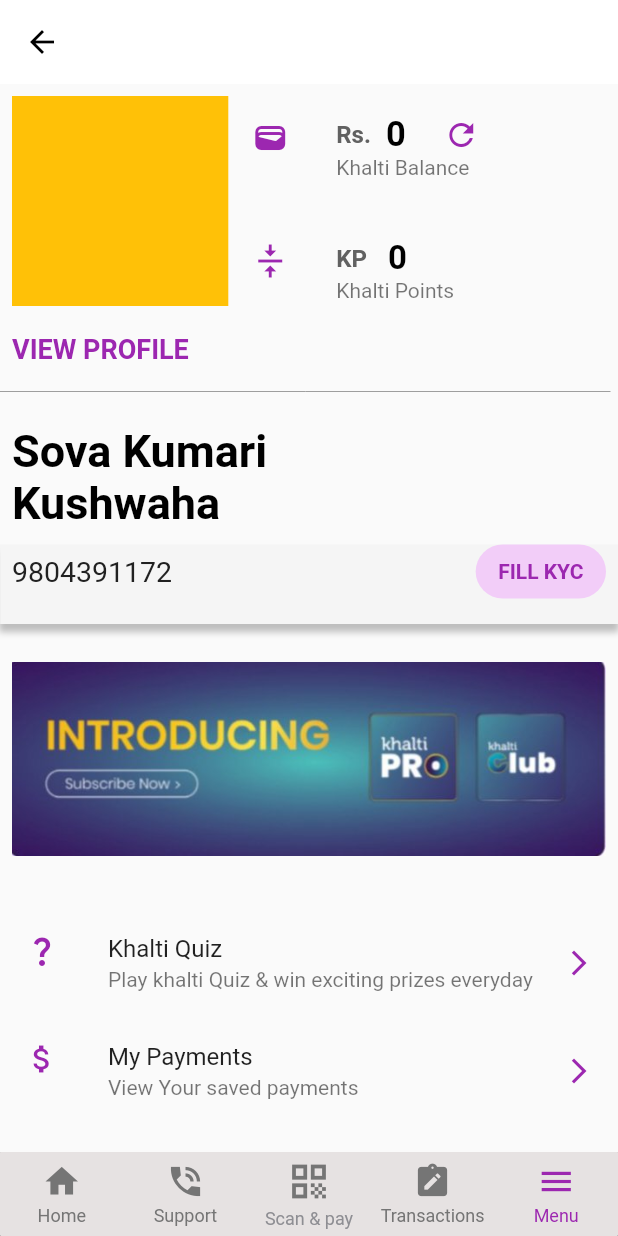
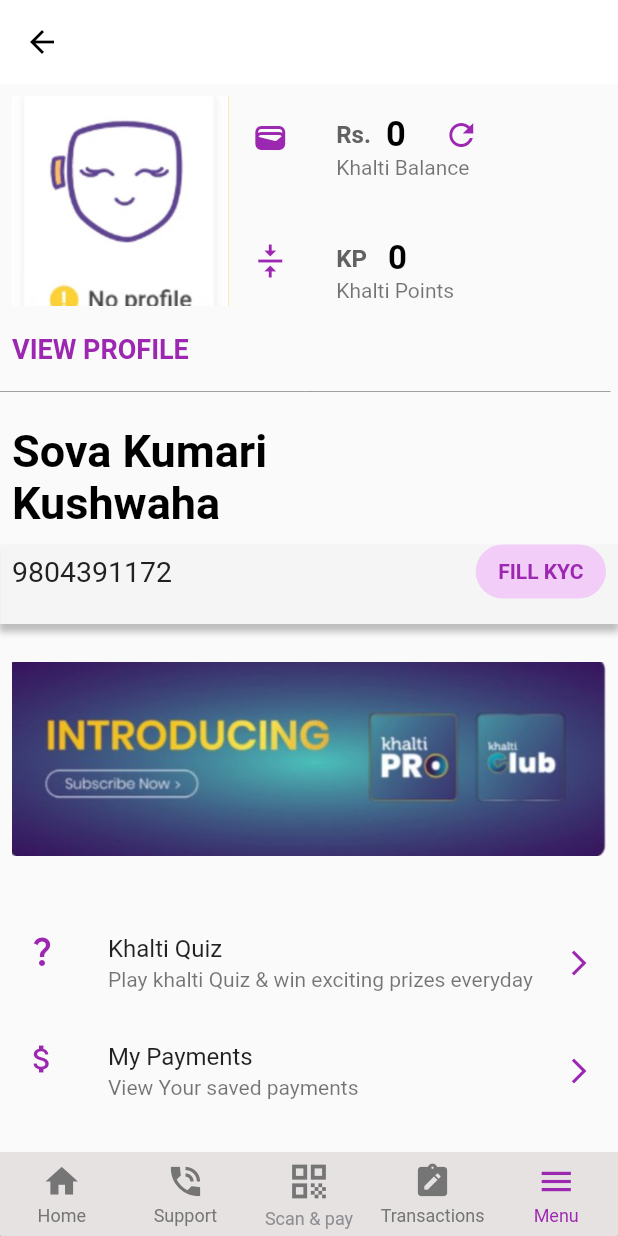
Before and after one commit to sovaamahato/Khalti-clone, a Flutter app: the screen it shows after launch, item 5 of the bottom bar chosen, on a phone screen of 412 x 824 dp. Run offline on Flutter 3.47's test engine with Material 2 defaults, Android fonts, the phone set to English and light mode, and no system bars; drawn by our look-alikes of persistent_bottom_nav_bar; our stand-ins replace carousel_slider; network calls fail.

Commit message:
no profile replacement pic added in menu page

```diff
--- a/lib/Pages/add_money_page.dart
+++ b/lib/Pages/add_money_page.dart
@@ -26,6 +26,7 @@ class _AddMoneyPageState extends State<AddMoneyPage> {
       child: Scaffold(
         appBar: AppBar(
           title: Text(" "),
+
         ),
 
         body: Column(
--- a/lib/Pages/menu.dart
+++ b/lib/Pages/menu.dart
@@ -121,6 +121,8 @@ class Menu extends StatelessWidget {
                   height: 140,
                   width: MediaQuery.of(context).size.width * 0.35,
                   color: Colors.amber,
+                  child: Image.asset("lib/images/no_profile.jpg",
+                  fit: BoxFit.cover,),
                 ),
                 Container(
                   width: MediaQuery.of(context).size.width * 0.60,
```
Also changed, not shown: lib/images/no_profile.jpg (added).
